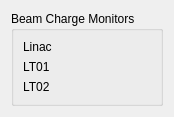
First picture: the form in src/widgets/ui/beamChargeMonitors.ui, repository srgblnch/LinacGUI, before the edit.
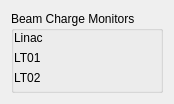
Second picture: the form after the edit. Custom widgets are drawn as their Qt base class.

Commit message: once saw in practice, change again the checkbox size in the actionWidget (depending of the qt version). reduce to minimim the margins of the BCM widget to increase its visibity. adapt correctly to the control02 view of the FS widgets

The edit to the form file:
```diff
--- a/src/widgets/ui/beamChargeMonitors.ui
+++ b/src/widgets/ui/beamChargeMonitors.ui
@@ -20,6 +20,9 @@
       <string>Beam Charge Monitors</string>
      </property>
      <layout class="QGridLayout" name="gridLayout">
+      <property name="margin">
+       <number>0</number>
+      </property>
       <item row="0" column="0">
        <widget class="QLabel" name="liLabel">
         <property name="maximumSize">
```
The commit also changes 4 other files.
